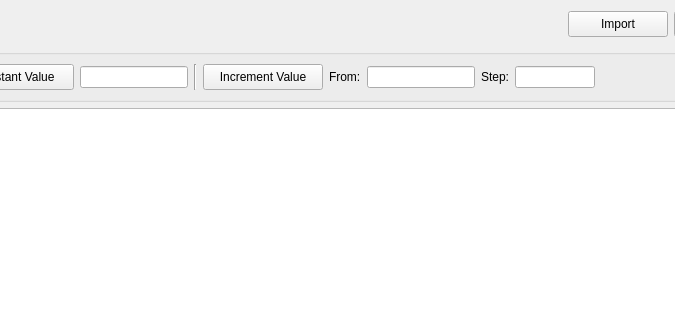
Before: the Qt Designer form src/dialogs/dialogforcemultipleregisters.ui in sanny32/OpenModSim, drawn with Qt 5; both pictures show x 290 to 965 and y 0 to 320 of the 1075 by 431 pixel window.
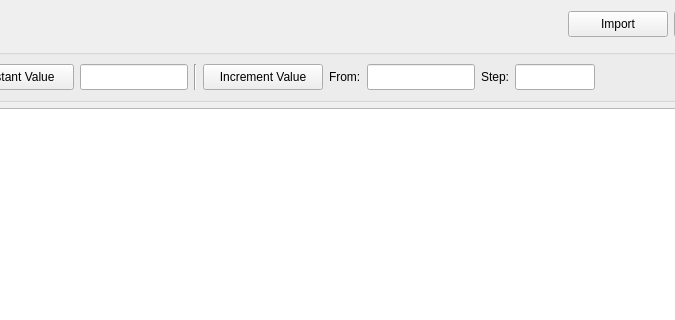
After: the same form once the commit is applied. Icons and pictures are not drawn. Custom widgets are drawn as their Qt base class.

Patch:
```diff
--- a/src/dialogs/dialogforcemultipleregisters.ui
+++ b/src/dialogs/dialogforcemultipleregisters.ui
@@ -186,7 +186,7 @@
           <horstretch>0</horstretch>
           <verstretch>0</verstretch>
          </sizepolicy>
-        </property>
+        </property><property name="minimumSize"><size><width>0</width><height>26</height></size></property>
         <property name="maximumSize">
          <size>
           <width>150</width>
@@ -235,7 +235,7 @@
             <horstretch>0</horstretch>
             <verstretch>0</verstretch>
            </sizepolicy>
-          </property>
+          </property><property name="minimumSize"><size><width>0</width><height>26</height></size></property>
           <property name="maximumSize">
            <size>
             <width>150</width>
@@ -258,7 +258,7 @@
             <horstretch>0</horstretch>
             <verstretch>0</verstretch>
            </sizepolicy>
-          </property>
+          </property><property name="minimumSize"><size><width>0</width><height>26</height></size></property>
           <property name="maximumSize">
            <size>
             <width>80</width>
```
Left out of the diff: 10 changed lines with no effect on the pictures.
